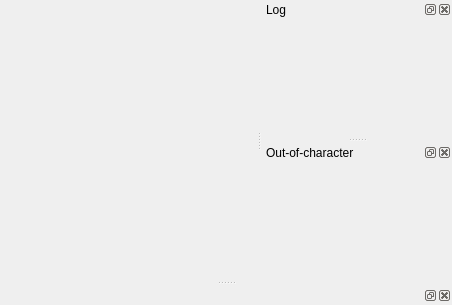
First picture: the form in resource/ui/courtroom.ui, repository AttorneyOnline/AO2-Client, before the edit.
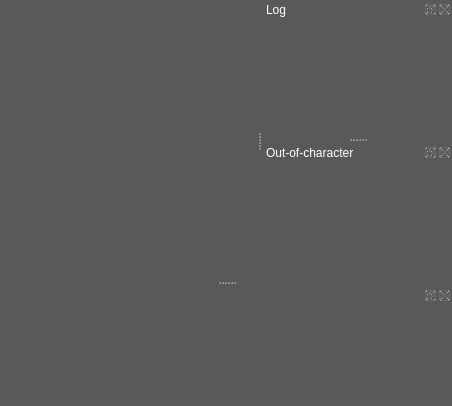
Second picture: the form after the edit. Custom widgets are drawn as their Qt base class.

Commit message: Checkpoint: move IC log to new courtroom UI

```diff
--- a/resource/ui/courtroom.ui
+++ b/resource/ui/courtroom.ui
@@ -7,7 +7,7 @@
     <x>0</x>
     <y>0</y>
     <width>447</width>
-    <height>272</height>
+    <height>406</height>
    </rect>
   </property>
   <property name="sizePolicy">
@@ -16,6 +16,448 @@
     <verstretch>0</verstretch>
    </sizepolicy>
   </property>
+  <property name="palette">
+   <palette>
+    <active>
+     <colorrole role="WindowText">
+      <brush brushstyle="SolidPattern">
+       <color alpha="255">
+        <red>255</red>
+        <green>255</green>
+        <blue>255</blue>
+       </color>
+      </brush>
+     </colorrole>
+     <colorrole role="Button">
+      <brush brushstyle="SolidPattern">
+       <color alpha="255">
+        <red>89</red>
+        <green>89</green>
+        <blue>89</blue>
+       </color>
+      </brush>
+     </colorrole>
+     <colorrole role="Light">
+      <brush brushstyle="SolidPattern">
+       <color alpha="255">
+        <red>134</red>
+        <green>134</green>
+        <blue>134</blue>
+       </color>
+      </brush>
+     </colorrole>
+     <colorrole role="Midlight">
+      <brush brushstyle="SolidPattern">
+       <color alpha="255">
+        <red>111</red>
+        <green>111</green>
+        <blue>111</blue>
+       </color>
+      </brush>
+     </colorrole>
+     <colorrole role="Dark">
+      <brush brushstyle="SolidPattern">
+       <color alpha="255">
+        <red>44</red>
+        <green>44</green>
+        <blue>44</blue>
+       </color>
+      </brush>
+     </colorrole>
+     <colorrole role="Mid">
+      <brush brushstyle="SolidPattern">
+       <color alpha="255">
+        <red>59</red>
+        <green>59</green>
+        <blue>59</blue>
+       </color>
+      </brush>
+     </colorrole>
+     <colorrole role="Text">
+      <brush brushstyle="SolidPattern">
+       <color alpha="255">
+        <red>255</red>
+        <green>255</green>
+        <blue>255</blue>
+       </color>
+      </brush>
+     </colorrole>
+     <colorrole role="BrightText">
+      <brush brushstyle="SolidPattern">
+       <color alpha="255">
+        <red>255</red>
+        <green>255</green>
+        <blue>255</blue>
+       </color>
+      </brush>
+     </colorrole>
+     <colorrole role="ButtonText">
+      <brush brushstyle="SolidPattern">
+       <color alpha="255">
+        <red>255</red>
+        <green>255</green>
+        <blue>255</blue>
+       </color>
+      </brush>
+     </colorrole>
+     <colorrole role="Base">
+      <brush brushstyle="SolidPattern">
+       <color alpha="255">
+        <red>0</red>
+        <green>0</green>
+        <blue>0</blue>
+       </color>
+      </brush>
+     </colorrole>
+     <colorrole role="Window">
+      <brush brushstyle="SolidPattern">
+       <color alpha="255">
+        <red>89</red>
+        <green>89</green>
+        <blue>89</blue>
+       </color>
+      </brush>
+     </colorrole>
+     <colorrole role="Shadow">
+      <brush brushstyle="SolidPattern">
+       <color alpha="255">
+        <red>0</red>
+        <green>0</green>
+        <blue>0</blue>
+       </color>
+      </brush>
+     </colorrole>
+     <colorrole role="AlternateBase">
+      <brush brushstyle="SolidPattern">
+       <color alpha="255">
+        <red>44</red>
+        <green>44</green>
+        <blue>44</blue>
+       </color>
+      </brush>
+     </colorrole>
+     <colorrole role="ToolTipBase">
+      <brush brushstyle="SolidPattern">
+       <color alpha="255">
+        <red>255</red>
+        <green>255</green>
+        <blue>220</blue>
+       </color>
+      </brush>
+     </colorrole>
+     <colorrole role="ToolTipText">
+      <brush brushstyle="SolidPattern">
+       <color alpha="255">
+        <red>0</red>
+        <green>0</green>
+        <blue>0</blue>
+       </color>
+      </brush>
+     </colorrole>
+     <colorrole role="PlaceholderText">
+      <brush brushstyle="SolidPattern">
+       <color alpha="128">
+        <red>255</red>
+        <green>255</green>
+        <blue>255</blue>
+       </color>
+      </brush>
+     </colorrole>
+    </active>
+    <inactive>
+     <colorrole role="WindowText">
+      <brush brushstyle="SolidPattern">
+       <color alpha="255">
+        <red>255</red>
+        <green>255</green>
+        <blue>255</blue>
+       </color>
+      </brush>
+     </colorrole>
+     <colorrole role="Button">
+      <brush brushstyle="SolidPattern">
+       <color alpha="255">
+        <red>89</red>
+        <green>89</green>
+        <blue>89</blue>
+       </color>
+      </brush>
+     </colorrole>
+     <colorrole role="Light">
+      <brush brushstyle="SolidPattern">
+       <color alpha="255">
+        <red>134</red>
+        <green>134</green>
+        <blue>134</blue>
+       </color>
+      </brush>
+     </colorrole>
+     <colorrole role="Midlight">
+      <brush brushstyle="SolidPattern">
+       <color alpha="255">
+        <red>111</red>
+        <green>111</green>
+        <blue>111</blue>
+       </color>
+      </brush>
+     </colorrole>
+     <colorrole role="Dark">
+      <brush brushstyle="SolidPattern">
+       <color alpha="255">
+        <red>44</red>
+        <green>44</green>
+        <blue>44</blue>
+       </color>
+      </brush>
+     </colorrole>
+     <colorrole role="Mid">
+      <brush brushstyle="SolidPattern">
+       <color alpha="255">
+        <red>59</red>
+        <green>59</green>
+        <blue>59</blue>
+       </color>
+      </brush>
+     </colorrole>
+     <colorrole role="Text">
+      <brush brushstyle="SolidPattern">
+       <color alpha="255">
+        <red>255</red>
+        <green>255</green>
+        <blue>255</blue>
+       </color>
+      </brush>
+     </colorrole>
+     <colorrole role="BrightText">
+      <brush brushstyle="SolidPattern">
+       <color alpha="255">
+        <red>255</red>
+        <green>255</green>
+        <blue>255</blue>
+       </color>
+      </brush>
+     </colorrole>
+     <colorrole role="ButtonText">
+      <brush brushstyle="SolidPattern">
+       <color alpha="255">
+        <red>255</red>
+        <green>255</green>
+        <blue>255</blue>
+       </color>
+      </brush>
+     </colorrole>
+     <colorrole role="Base">
+      <brush brushstyle="SolidPattern">
+       <color alpha="255">
+        <red>0</red>
+        <green>0</green>
+        <blue>0</blue>
+       </color>
+      </brush>
+     </colorrole>
+     <colorrole role="Window">
+      <brush brushstyle="SolidPattern">
+       <color alpha="255">
+        <red>89</red>
+        <green>89</green>
+        <blue>89</blue>
+       </color>
+      </brush>
+     </colorrole>
+     <colorrole role="Shadow">
+      <brush brushstyle="SolidPattern">
+       <color alpha="255">
+        <red>0</red>
+        <green>0</green>
+        <blue>0</blue>
+       </color>
+      </brush>
+     </colorrole>
+     <colorrole role="AlternateBase">
+      <brush brushstyle="SolidPattern">
+       <color alpha="255">
+        <red>44</red>
+        <green>44</green>
+        <blue>44</blue>
+       </color>
+      </brush>
+     </colorrole>
+     <colorrole role="ToolTipBase">
+      <brush brushstyle="SolidPattern">
+       <color alpha="255">
+        <red>255</red>
+        <green>255</green>
+        <blue>220</blue>
+       </color>
+      </brush>
+     </colorrole>
+     <colorrole role="ToolTipText">
+      <brush brushstyle="SolidPattern">
+       <color alpha="255">
+        <red>0</red>
+        <green>0</green>
+        <blue>0</blue>
+       </color>
+      </brush>
+     </colorrole>
+     <colorrole role="PlaceholderText">
+      <brush brushstyle="SolidPattern">
+       <color alpha="128">
+        <red>255</red>
+        <green>255</green>
+        <blue>255</blue>
+       </color>
+      </brush>
+     </colorrole>
+    </inactive>
+    <disabled>
+     <colorrole role="WindowText">
+      <brush brushstyle="SolidPattern">
+       <color alpha="255">
+        <red>44</red>
+        <green>44</green>
+        <blue>44</blue>
+       </color>
+      </brush>
+     </colorrole>
+     <colorrole role="Button">
+      <brush brushstyle="SolidPattern">
+       <color alpha="255">
+        <red>89</red>
+        <green>89</green>
+        <blue>89</blue>
+       </color>
+      </brush>
+     </colorrole>
+     <colorrole role="Light">
+      <brush brushstyle="SolidPattern">
+       <color alpha="255">
+        <red>134</red>
+        <green>134</green>
+        <blue>134</blue>
+       </color>
+      </brush>
+     </colorrole>
+     <colorrole role="Midlight">
+      <brush brushstyle="SolidPattern">
+       <color alpha="255">
+        <red>111</red>
+        <green>111</green>
+        <blue>111</blue>
+       </color>
+      </brush>
+     </colorrole>
+     <colorrole role="Dark">
+      <brush brushstyle="SolidPattern">
+       <color alpha="255">
+        <red>44</red>
+        <green>44</green>
+        <blue>44</blue>
+       </color>
+      </brush>
+     </colorrole>
+     <colorrole role="Mid">
+      <brush brushstyle="SolidPattern">
+       <color alpha="255">
+        <red>59</red>
+        <green>59</green>
+        <blue>59</blue>
+       </color>
+      </brush>
+     </colorrole>
+     <colorrole role="Text">
+      <brush brushstyle="SolidPattern">
+       <color alpha="255">
+        <red>44</red>
+        <green>44</green>
+        <blue>44</blue>
+       </color>
+      </brush>
+     </colorrole>
+     <colorrole role="BrightText">
+      <brush brushstyle="SolidPattern">
+       <color alpha="255">
+        <red>255</red>
+        <green>255</green>
+        <blue>255</blue>
+       </color>
+      </brush>
+     </colorrole>
+     <colorrole role="ButtonText">
+      <brush brushstyle="SolidPattern">
+       <color alpha="255">
+        <red>44</red>
+        <green>44</green>
+        <blue>44</blue>
+       </color>
+      </brush>
+     </colorrole>
+     <colorrole role="Base">
+      <brush brushstyle="SolidPattern">
+       <color alpha="255">
+        <red>89</red>
+        <green>89</green>
+        <blue>89</blue>
+       </color>
+      </brush>
+     </colorrole>
+     <colorrole role="Window">
+      <brush brushstyle="SolidPattern">
+       <color alpha="255">
+        <red>89</red>
+        <green>89</green>
+        <blue>89</blue>
+       </color>
+      </brush>
+     </colorrole>
+     <colorrole role="Shadow">
+      <brush brushstyle="SolidPattern">
+       <color alpha="255">
+        <red>0</red>
+        <green>0</green>
+        <blue>0</blue>
+       </color>
+      </brush>
+     </colorrole>
+     <colorrole role="AlternateBase">
+      <brush brushstyle="SolidPattern">
+       <color alpha="255">
+        <red>89</red>
+        <green>89</green>
+        <blue>89</blue>
+       </color>
+      </brush>
+     </colorrole>
+     <colorrole role="ToolTipBase">
+      <brush brushstyle="SolidPattern">
+       <color alpha="255">
+        <red>255</red>
+        <green>255</green>
+        <blue>220</blue>
+       </color>
+      </brush>
+     </colorrole>
+     <colorrole role="ToolTipText">
+      <brush brushstyle="SolidPattern">
+       <color alpha="255">
+        <red>0</red>
+        <green>0</green>
+        <blue>0</blue>
+       </color>
+      </brush>
+     </colorrole>
+     <colorrole role="PlaceholderText">
+      <brush brushstyle="SolidPattern">
+       <color alpha="128">
+        <red>255</red>
+        <green>255</green>
+        <blue>255</blue>
+       </color>
+      </brush>
+     </colorrole>
+    </disabled>
+   </palette>
+  </property>
   <property name="windowTitle">
    <string>MainWindow</string>
   </property>
@@ -58,7 +500,13 @@
     </rect>
    </property>
   </widget>
-  <widget class="AOICLog" name="dockWidget_2">
+  <widget class="QDockWidget" name="ic_chatlog_dock">
+   <property name="sizePolicy">
+    <sizepolicy hsizetype="Preferred" vsizetype="Preferred">
+     <horstretch>0</horstretch>
+     <verstretch>0</verstretch>
+    </sizepolicy>
+   </property>
    <property name="minimumSize">
     <size>
      <width>190</width>
@@ -71,7 +519,7 @@
    <attribute name="dockWidgetArea">
     <number>2</number>
    </attribute>
-   <widget class="QWidget" name="dockWidgetContents_2"/>
+   <widget class="AOICLog" name="ic_chatlog"/>
   </widget>
   <widget class="AOOOC" name="dockWidget_3">
    <property name="minimumSize">
@@ -89,6 +537,12 @@
    <widget class="QWidget" name="dockWidgetContents_5"/>
   </widget>
   <widget class="QDockWidget" name="dockWidget">
+   <property name="sizePolicy">
+    <sizepolicy hsizetype="Preferred" vsizetype="Preferred">
+     <horstretch>0</horstretch>
+     <verstretch>0</verstretch>
+    </sizepolicy>
+   </property>
    <attribute name="dockWidgetArea">
     <number>8</number>
    </attribute>
@@ -102,16 +556,16 @@
    <header location="global">aoviewport.h</header>
    <container>1</container>
   </customwidget>
-  <customwidget>
-   <class>AOICLog</class>
-   <extends>QDockWidget</extends>
-   <header location="global">aoiclog.h</header>
-   <container>1</container>
-  </customwidget>
   <customwidget>
    <class>AOOOC</class>
    <extends>QDockWidget</extends>
-   <header location="global">aoooc.h</header>
+   <header>aoooc.h</header>
+   <container>1</container>
+  </customwidget>
+  <customwidget>
+   <class>AOICLog</class>
+   <extends>QWidget</extends>
+   <header>aoiclog.h</header>
    <container>1</container>
   </customwidget>
  </customwidgets>
```
The commit also changes 9 other files.
